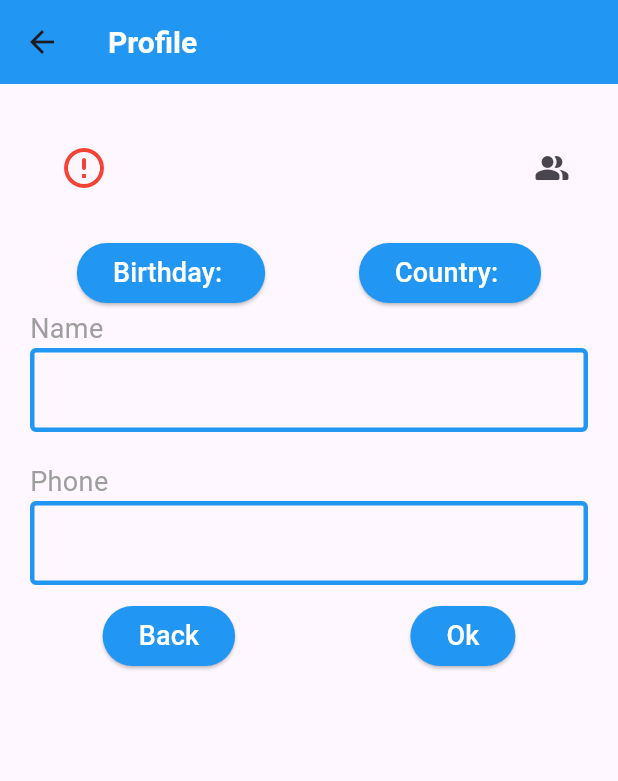
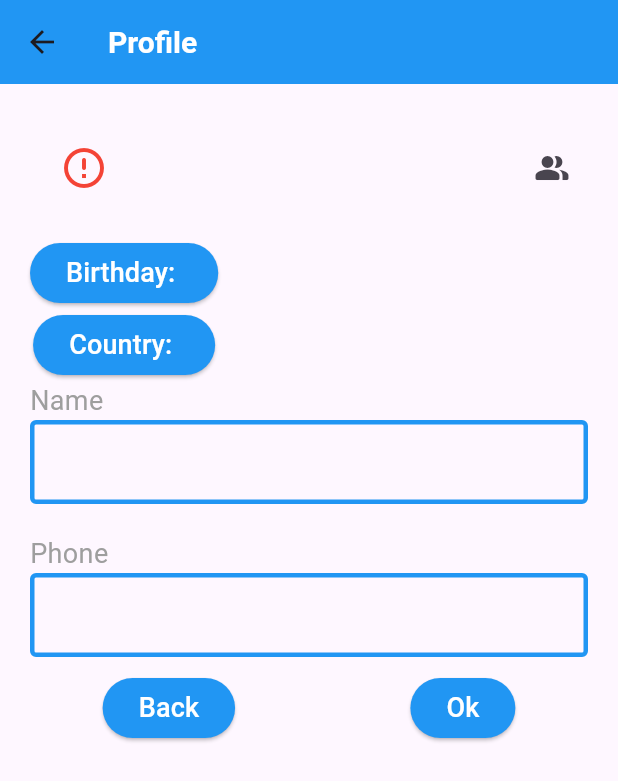
Before and after one commit to MarsonVo2002/1-on-1-Learning, a Flutter app: the UserProfile screen opened directly with empty values, on a phone screen of 412 x 824 dp. Shown: the top 781 px of the screen. Run offline on Flutter 3.47's test engine with Material 3 defaults, Android fonts, the phone set to English and light mode, and no system bars; drawn by our look-alikes of cached_network_image; our stand-ins replace chewie, country_picker, flutter_rating_bar, google_sign_in, image_picker, jwt_decoder and 3 more; missing offline and left inert: country_flags, dart:ffi, flutter_facebook_auth, jitsi_meet_flutter_sdk, language_code, syncfusion_flutter_pdf and 1 more; network calls fail.

Commit message:
Update language model

```diff
--- a/lib/model/language/english.dart
+++ b/lib/model/language/english.dart
@@ -46,7 +46,7 @@ class English extends Language
 
   @override
   // TODO: implement login
-  String get login => 'Login';
+  String get login => 'LOGIN';
 
   @override
   // TODO: implement loginWith
@@ -223,5 +223,57 @@ class English extends Language
   // TODO: implement no_courses
   String get no_courses => 'No courses found';
 
+  @override
+  // TODO: implement not_started
+  String get not_started => 'Lesson has not started yet. Do you want to start the meeting now?';
+
+  @override
+  // TODO: implement notice
+  String get notice => 'Notice';
+
+  @override
+  // TODO: implement already_book
+  String get already_book => 'Already booked';
+
+  @override
+  // TODO: implement booking_confirm
+  String get booking_confirm => 'Booking confirm';
+
+  @override
+  // TODO: implement booking_question
+  String get booking_question => 'You are booking class on ';
+
+  @override
+  // TODO: implement cancel_class
+  String get cancel_class => 'Cancel class';
+
+  @override
+  // TODO: implement cancel_notice
+  String get cancel_notice => 'You can only cancel the meeting before 2 hours!';
+
+  @override
+  // TODO: implement cancel_question
+  String get cancel_question => 'Are you sure to cancel this class?';
+
+  @override
+  // TODO: implement invalid_email_password
+  String get invalid_email_password =>'Invalid email or password';
+
+  @override
+  // TODO: implement login_failed
+  String get login_failed => 'Login failed';
+
+  @override
+  // TODO: implement sign_out
+  String get sign_out => 'SIGN OUT';
+
+  @override
+  // TODO: implement password_match
+  String get password_match => 'Password does not match';
+
+  @override
+  // TODO: implement sign_up_failed
+  String get sign_up_failed => 'Sign up failed';
+
 
 }
--- a/lib/model/language/language.dart
+++ b/lib/model/language/language.dart
@@ -56,4 +56,17 @@
   String get edit_profile;
   String get no_tutors;
   String get no_courses;
+  String get notice;
+  String get not_started;
+  String get already_book;
+  String get booking_confirm;
+  String get booking_question;
+  String get cancel_class;
+  String get cancel_question;
+  String get cancel_notice;
+  String get login_failed;
+  String get invalid_email_password;
+  String get sign_out;
+  String get sign_up_failed;
+  String get password_match;
 }
--- a/lib/model/language/vietnamese.dart
+++ b/lib/model/language/vietnamese.dart
@@ -222,4 +222,56 @@ class Vietnamese extends Language
   @override
   // TODO: implement no_courses
   String get no_courses => 'Không tìm thấy khóa học nào';
+
+  @override
+  // TODO: implement not_started
+  String get not_started => 'Lớp học chưa bắt đầu, Bạn vẫn muốn tham gia?';
+
+  @override
+  // TODO: implement notice
+  String get notice => 'Thông báo';
+
+  @override
+  // TODO: implement already_book
+  String get already_book => 'Lớp đã được đặt';
+
+  @override
+  // TODO: implement booking_confirm
+  String get booking_confirm => 'Xác nhận đặt lịch';
+
+  @override
+  // TODO: implement booking_question
+  String get booking_question => 'Bạn sẽ đặt lịch ';
+
+  @override
+  // TODO: implement cancel_class
+  String get cancel_class => 'Hủy lớp';
+
+  @override
+  // TODO: implement cancel_notice
+  String get cancel_notice => 'Bạn chỉ có thể hủy buổi học trước 2 tiếng';
+
+  @override
+  // TODO: implement cancel_question
+  String get cancel_question => 'Hủy buổi học?';
+
+  @override
+  // TODO: implement invalid_email_password
+  String get invalid_email_password => 'Email hoặc mật khẩu không hợp lệ';
+
+  @override
+  // TODO: implement login_failed
+  String get login_failed => 'Đăng nhập thất bại';
+
+  @override
+  // TODO: implement sign_out
+  String get sign_out => 'Đăng xuất';
+
+  @override
+  // TODO: implement password_match
+  String get password_match => 'Mật khẩu không trùng khớp';
+
+  @override
+  // TODO: implement sign_up_failed
+  String get sign_up_failed => 'Đăng ký thất bại';
 }
--- a/lib/presentation/Login/login.dart
+++ b/lib/presentation/Login/login.dart
@@ -138,8 +138,8 @@ class _Login extends State<Login> {
         showDialog(
           context: context,
           builder: (context) => AlertDialog(
-            title: const Text("Login Failed"),
-            content: const Text("Invalid email or password."),
+            title:  Text(language_provider.language.login_failed),
+            content:  Text(language_provider.language.invalid_email_password),
             actions: <Widget>[
               TextButton(
                 onPressed: () {
--- a/lib/presentation/Setting/setting.dart
+++ b/lib/presentation/Setting/setting.dart
@@ -220,8 +220,8 @@ class _SettingState extends State<Setting> {
                 style: ElevatedButton.styleFrom(
                   primary: Colors.blue,
                 ),
-                child: const Text(
-                  'SIGN OUT',
+                child:  Text(
+                  languageProvider.language.sign_out,
                   style: TextStyle(color: Colors.white, fontSize: 18),
                 ),
               ))
--- a/lib/presentation/Signup/signup.dart
+++ b/lib/presentation/Signup/signup.dart
@@ -81,8 +81,8 @@ class _SignUp extends State<SignUp> {
         showDialog(
           context: context,
           builder: (context) => AlertDialog(
-            title: const Text("Sign up Failed"),
-            content: const Text("Passwords do not match"),
+            title:  Text(languageProvider.language.sign_up_failed),
+            content:  Text(languageProvider.language.password_match),
             actions: <Widget>[
               TextButton(
                 onPressed: () {
--- a/lib/presentation/TeacherList/HeaderSection/header_section.dart
+++ b/lib/presentation/TeacherList/HeaderSection/header_section.dart
@@ -191,9 +191,9 @@ class _HeaderSection extends State<HeaderSection> {
                     showDialog(
                         context: context,
                         builder: (context) => AlertDialog(
-                              title: const Text("Notice"),
-                              content: const Text(
-                                  "Lesson has not started yet. Do you want to start the meeting now?"),
+                              title:  Text(languageProvider.language.notice),
+                              content:  Text(
+                                  languageProvider.language.not_started),
                               actions: <Widget>[
                                 Row(
                                   mainAxisAlignment:
--- a/lib/presentation/UserProfile/user_profile.dart
+++ b/lib/presentation/UserProfile/user_profile.dart
@@ -116,7 +116,7 @@ class _UserProfileState extends State<UserProfile> {
                     const SizedBox(
                       height: 10,
                     ),
-                    Row(
+                    Column(
                       mainAxisAlignment: MainAxisAlignment.spaceAround,
                       children: [
                         SizedBox(
```
Also changed, not shown: lib/presentation/ResetPassword/password_reset.dart (+6 -4 lines), lib/presentation/Schedule/ScheduleItem/TimeSection/time_section.dart (+6 -6 lines), lib/presentation/Teacher/teacher.dart (+4 -4 lines).
